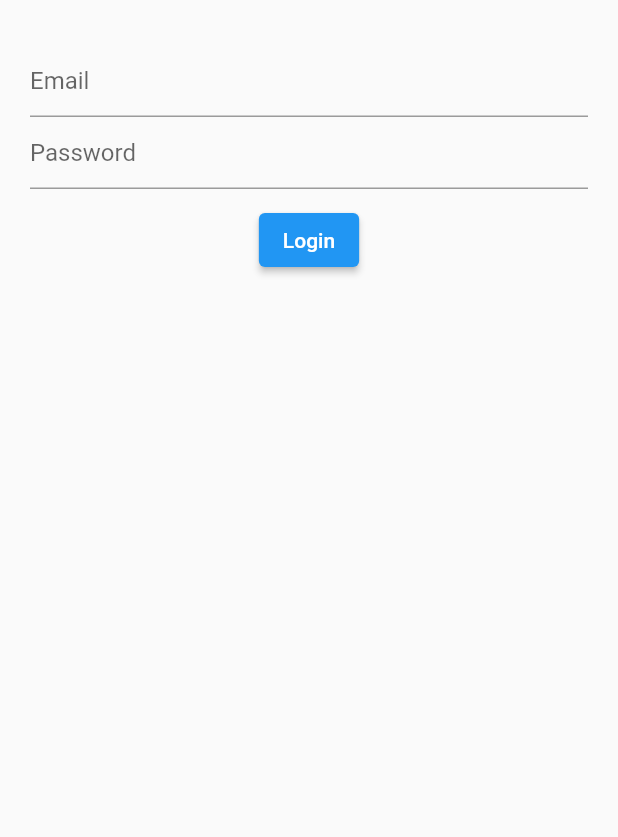
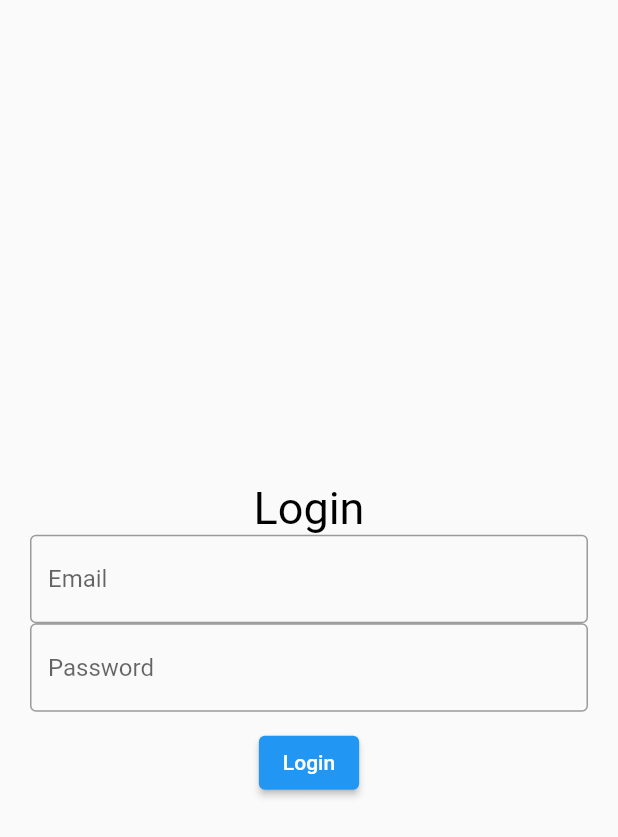
Before and after one commit to LunarioTK/Entry_app_login, a Flutter app: the screen it shows after launch, on a phone screen of 412 x 824 dp. Shown: the top 837 px of the screen. Run offline on Flutter 3.47's test engine with Material 2 defaults, Android fonts, the phone set to English and light mode, and no system bars.

Commit message:
Adding colors

```diff
--- /dev/null
+++ b/lib/constants/fonts.dart
@@ -0,0 +1 @@
+String mainFont = 'Oswald';
--- /dev/null
+++ b/lib/constants/uicolor.dart
@@ -0,0 +1,6 @@
+import 'package:flutter/material.dart';
+
+Color uiColor = const Color.fromARGB(255, 24, 37, 38);
+Color containerColor = const Color.fromARGB(255, 167, 144, 104);
+Color buttonsColor = const Color.fromARGB(255, 39, 49, 52);
+Color smallTextColor = const Color.fromARGB(255, 110, 116, 118);
--- a/lib/screens/login.dart
+++ b/lib/screens/login.dart
@@ -11,12 +11,27 @@ class Login extends StatelessWidget {
         padding: const EdgeInsets.fromLTRB(20, 30, 20, 0),
         child: Form(
           child: Column(
+            mainAxisAlignment: MainAxisAlignment.center,
             children: [
+              //
+              const Text(
+                'Login',
+                style: TextStyle(
+                  color: Colors.black,
+                  fontSize: 30,
+                ),
+              ),
+
               // Email
               TextFormField(
                 controller: controller,
                 decoration: const InputDecoration(
                   hintText: 'Email',
+                  border: OutlineInputBorder(
+                    borderSide: BorderSide(
+                      width: 1,
+                    ),
+                  ),
                 ),
               ),
 
@@ -25,6 +40,11 @@ class Login extends StatelessWidget {
                 controller: controller,
                 decoration: const InputDecoration(
                   hintText: 'Password',
+                  border: OutlineInputBorder(
+                    borderSide: BorderSide(
+                      width: 1,
+                    ),
+                  ),
                 ),
               ),
 
```
